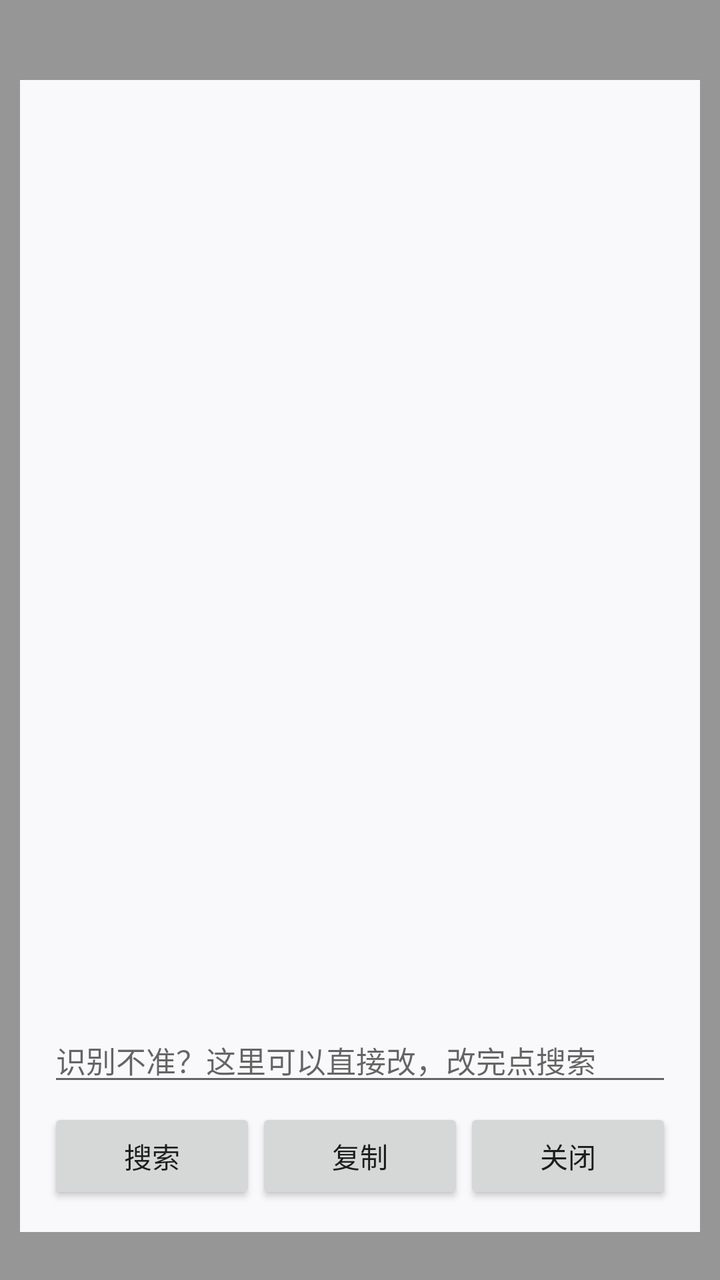
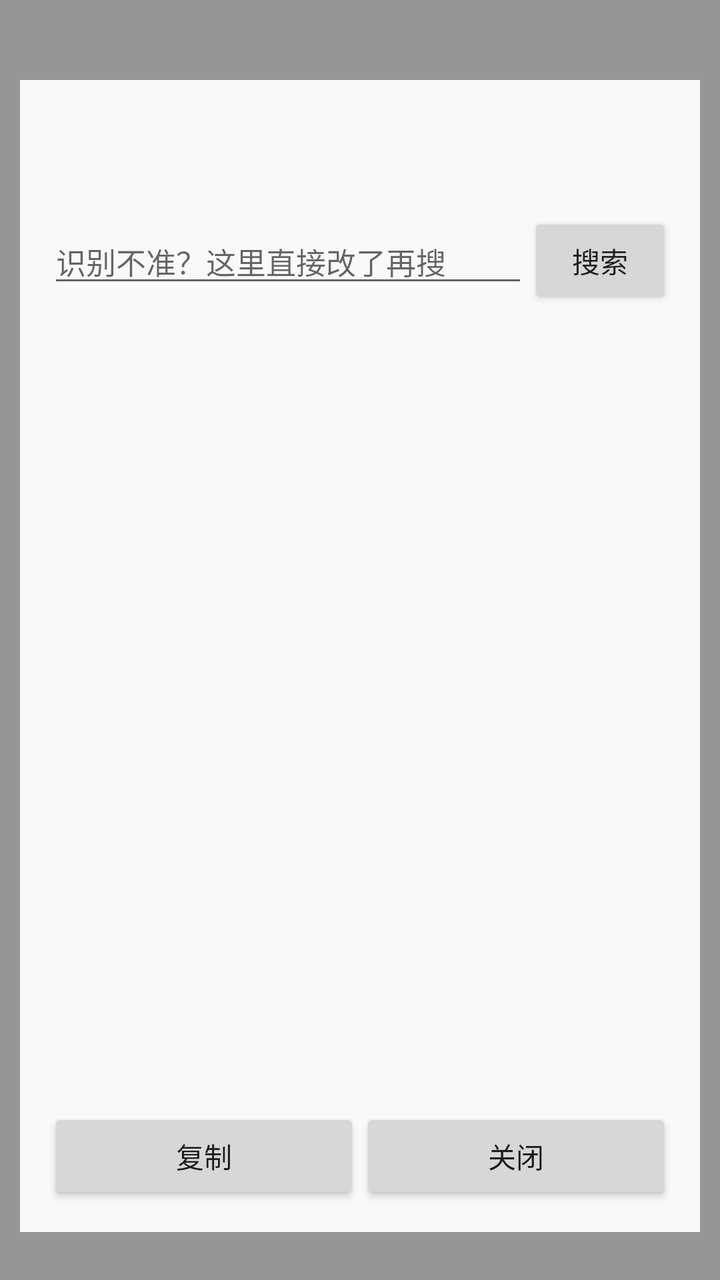

Before-and-after screenshots of an Android layout around one commit, followed by the original layout XML and the change that was made.
<!-- AndroidManifest.xml: application theme Theme.StudentLookup -->
<!-- res/layout/result_card.xml -->
<?xml version="1.0" encoding="utf-8"?>
<LinearLayout xmlns:android="http://schemas.android.com/apk/res/android"
    android:layout_width="match_parent"
    android:layout_height="match_parent"
    android:background="#66000000"
    android:gravity="top|center_horizontal"
    android:orientation="vertical"
    android:paddingTop="40dp"
    android:paddingBottom="24dp">

    <LinearLayout
        android:id="@+id/card_root"
        android:layout_width="match_parent"
        android:layout_height="match_parent"
        android:layout_marginHorizontal="10dp"
        android:background="@color/card_bg"
        android:orientation="vertical"
        android:padding="14dp">

        <TextView
            android:id="@+id/tv_title"
            android:layout_width="match_parent"
            android:layout_height="wrap_content"
            android:textColor="@color/text_primary"
            android:textSize="17sp"
            android:textStyle="bold" />

        <ScrollView
            android:id="@+id/scroll_body"
            android:layout_width="match_parent"
            android:layout_height="0dp"
            android:layout_marginTop="8dp"
            android:layout_weight="1"
            android:scrollbars="vertical">

            <LinearLayout
                android:id="@+id/container_students"
                android:layout_width="match_parent"
                android:layout_height="wrap_content"
                android:orientation="vertical" />
        </ScrollView>

        <TextView
            android:id="@+id/tv_status"
            android:layout_width="match_parent"
            android:layout_height="wrap_content"
            android:layout_marginTop="6dp"
            android:textSize="13sp" />

        <EditText
            android:id="@+id/et_search"
            android:layout_width="match_parent"
            android:layout_height="wrap_content"
            android:layout_marginTop="6dp"
            android:hint="识别不准？这里可以直接改，改完点搜索"
            android:inputType="text"
            android:maxLines="1"
            android:textSize="15sp" />

        <LinearLayout
            android:layout_width="match_parent"
            android:layout_height="wrap_content"
            android:layout_marginTop="6dp"
            android:orientation="horizontal">

            <Button
                android:id="@+id/btn_back"
                android:layout_width="0dp"
                android:layout_height="wrap_content"
                android:layout_weight="1"
                android:text="← 返回"
                android:visibility="gone" />

            <Button
                android:id="@+id/btn_search"
                android:layout_width="0dp"
                android:layout_height="wrap_content"
                android:layout_weight="1"
                android:text="搜索" />

            <Button
                android:id="@+id/btn_copy"
                android:layout_width="0dp"
                android:layout_height="wrap_content"
                android:layout_weight="1"
                android:text="复制" />

            <Button
                android:id="@+id/btn_close"
                android:layout_width="0dp"
                android:layout_height="wrap_content"
                android:layout_weight="1"
                android:text="关闭" />
        </LinearLayout>
    </LinearLayout>
</LinearLayout>
<!-- resources referenced by this layout -->
<resources>
  <color name="card_bg">#F9F9FB</color>
  <color name="text_primary">#1A1A1A</color>
  <style name="Theme.StudentLookup" parent="Theme.AppCompat.DayNight.NoActionBar">
          <item name="colorPrimary">@color/purple_500</item>
          <item name="colorPrimaryDark">@color/purple_700</item>
          <item name="colorAccent">@color/teal_200</item>
      </style>
  <color name="purple_500">#6750A4</color>
  <color name="purple_700">#4F378B</color>
  <color name="teal_200">#03DAC5</color>
</resources>

<!-- the commit's change to res/layout/result_card.xml (unified diff, before → after) -->
@@ -25,6 +25,38 @@
             android:textSize="17sp"
             android:textStyle="bold" />
 
+        <TextView
+            android:id="@+id/tv_status"
+            android:layout_width="match_parent"
+            android:layout_height="wrap_content"
+            android:layout_marginTop="6dp"
+            android:textSize="13sp" />
+
+        
+        <LinearLayout
+            android:layout_width="match_parent"
+            android:layout_height="wrap_content"
+            android:layout_marginTop="6dp"
+            android:orientation="horizontal">
+
+            <EditText
+                android:id="@+id/et_search"
+                android:layout_width="0dp"
+                android:layout_height="wrap_content"
+                android:layout_weight="1"
+                android:hint="识别不准？这里直接改了再搜"
+                android:inputType="text"
+                android:maxLines="1"
+                android:textSize="15sp" />
+
+            <Button
+                android:id="@+id/btn_search"
+                android:layout_width="wrap_content"
+                android:layout_height="wrap_content"
+                android:minWidth="72dp"
+                android:text="搜索" />
+        </LinearLayout>
+
         <ScrollView
             android:id="@+id/scroll_body"
             android:layout_width="match_parent"
@@ -40,23 +72,6 @@
                 android:orientation="vertical" />
         </ScrollView>
 
-        <TextView
-            android:id="@+id/tv_status"
-            android:layout_width="match_parent"
-            android:layout_height="wrap_content"
-            android:layout_marginTop="6dp"
-            android:textSize="13sp" />
-
-        <EditText
-            android:id="@+id/et_search"
-            android:layout_width="match_parent"
-            android:layout_height="wrap_content"
-            android:layout_marginTop="6dp"
-            android:hint="识别不准？这里可以直接改，改完点搜索"
-            android:inputType="text"
-            android:maxLines="1"
-            android:textSize="15sp" />
-
         <LinearLayout
             android:layout_width="match_parent"
             android:layout_height="wrap_content"
@@ -70,13 +85,6 @@
                 android:layout_weight="1"
                 android:text="← 返回"
                 android:visibility="gone" />
-
-            <Button
-                android:id="@+id/btn_search"
-                android:layout_width="0dp"
-                android:layout_height="wrap_content"
-                android:layout_weight="1"
-                android:text="搜索" />
 
             <Button
                 android:id="@+id/btn_copy"
